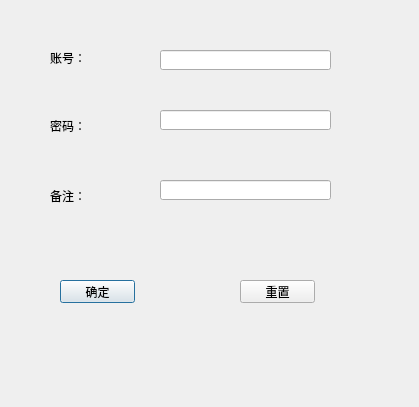
Old version of the form resouce/ui/register_ui.ui in the repository jianglibaba/mailtest.
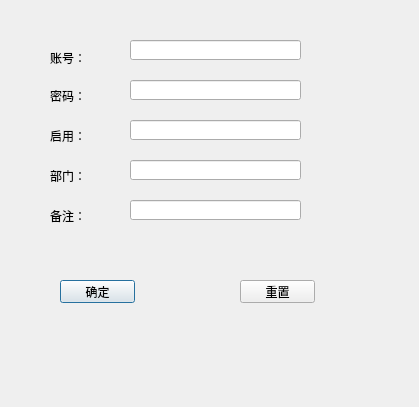
New version of the form.

Patch:
```diff
--- a/resouce/ui/register_ui.ui
+++ b/resouce/ui/register_ui.ui
@@ -30,7 +30,7 @@
    <property name="geometry">
     <rect>
      <x>50</x>
-     <y>110</y>
+     <y>80</y>
      <width>81</width>
      <height>31</height>
     </rect>
@@ -43,20 +43,20 @@
    <property name="geometry">
     <rect>
      <x>50</x>
-     <y>180</y>
+     <y>120</y>
      <width>81</width>
      <height>31</height>
     </rect>
    </property>
    <property name="text">
-    <string>备注：</string>
+    <string>启用：</string>
    </property>
   </widget>
   <widget class="QLineEdit" name="account_le">
    <property name="geometry">
     <rect>
-     <x>160</x>
-     <y>50</y>
+     <x>130</x>
+     <y>40</y>
      <width>171</width>
      <height>20</height>
     </rect>
@@ -65,8 +65,8 @@
   <widget class="QLineEdit" name="pwd_le">
    <property name="geometry">
     <rect>
-     <x>160</x>
-     <y>110</y>
+     <x>130</x>
+     <y>80</y>
      <width>171</width>
      <height>20</height>
     </rect>
@@ -75,8 +75,8 @@
   <widget class="QLineEdit" name="comment_le">
    <property name="geometry">
     <rect>
-     <x>160</x>
-     <y>180</y>
+     <x>130</x>
+     <y>120</y>
      <width>171</width>
      <height>20</height>
     </rect>
@@ -108,6 +108,52 @@
     <string>重置</string>
    </property>
   </widget>
+  <widget class="QLabel" name="label_4">
+   <property name="geometry">
+    <rect>
+     <x>50</x>
+     <y>160</y>
+     <width>71</width>
+     <height>31</height>
+    </rect>
+   </property>
+   <property name="text">
+    <string>部门：</string>
+   </property>
+  </widget>
+  <widget class="QLabel" name="label_5">
+   <property name="geometry">
+    <rect>
+     <x>50</x>
+     <y>200</y>
+     <width>71</width>
+     <height>31</height>
+    </rect>
+   </property>
+   <property name="text">
+    <string>备注：</string>
+   </property>
+  </widget>
+  <widget class="QLineEdit" name="dep_le">
+   <property name="geometry">
+    <rect>
+     <x>130</x>
+     <y>160</y>
+     <width>171</width>
+     <height>20</height>
+    </rect>
+   </property>
+  </widget>
+  <widget class="QLineEdit" name="who_le">
+   <property name="geometry">
+    <rect>
+     <x>130</x>
+     <y>200</y>
+     <width>171</width>
+     <height>20</height>
+    </rect>
+   </property>
+  </widget>
  </widget>
  <resources/>
  <connections>
```
Left out of the diff: 2 changed lines with no effect on the pictures.
